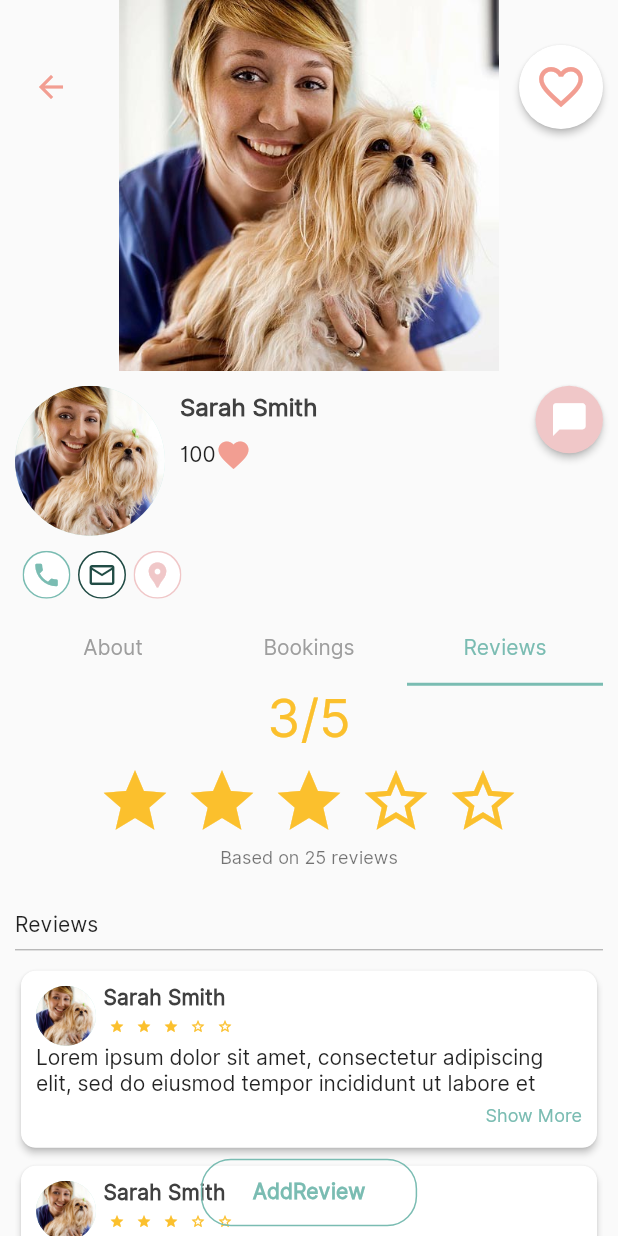
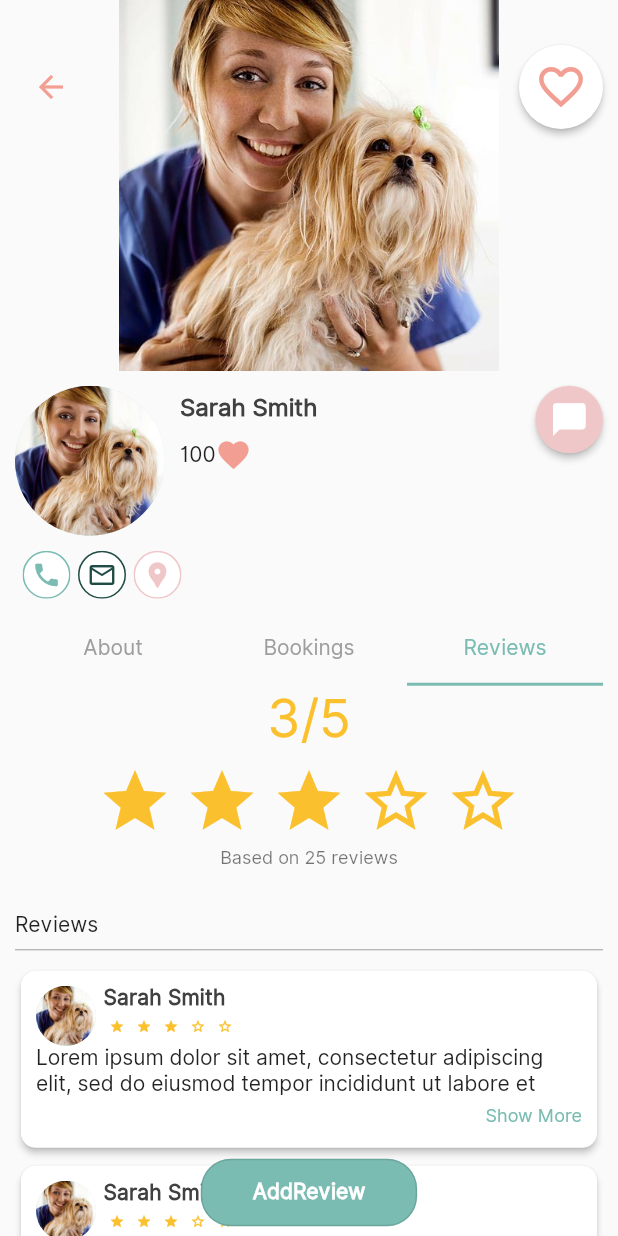
Before and after one commit to noormesslmani/flutter-app, a Flutter app: the ServiceProviderDetails screen opened by its route, tab 3 chosen, on a phone screen of 412 x 824 dp. Run offline on Flutter 3.47's test engine with Material 2 defaults, Android fonts, the phone set to English and light mode, and no system bars; drawn by our look-alikes of flutter_rating_bar; our stand-ins replace convex_bottom_bar, country_picker, dio, firebase_auth, firebase_core, flutter_custom_clippers and 5 more; missing offline and left inert: flutter_polyline_points, flutter_walkthrough_screen, horizontal_calendar; accounts and stored records are empty.

Commit message:
Frontend:changing Outlinedbtn widget style

```diff
--- a/frontend_mobile/lib/widgets/buttons/outlined_button.dart
+++ b/frontend_mobile/lib/widgets/buttons/outlined_button.dart
@@ -19,9 +19,9 @@ class OutlinedBtn extends StatelessWidget {
     return OutlinedButton(
       onPressed: onPressed,
       style: OutlinedButton.styleFrom(
-        foregroundColor: Theme.of(context).primaryColor,
+        backgroundColor: color ?? Theme.of(context).primaryColor,
+        foregroundColor: Colors.white,
         minimumSize: minSize,
-        side: BorderSide(color: color ?? Theme.of(context).primaryColor),
         shape: RoundedRectangleBorder(
           borderRadius: BorderRadius.circular(borderRadius ?? 20),
         ),
```
